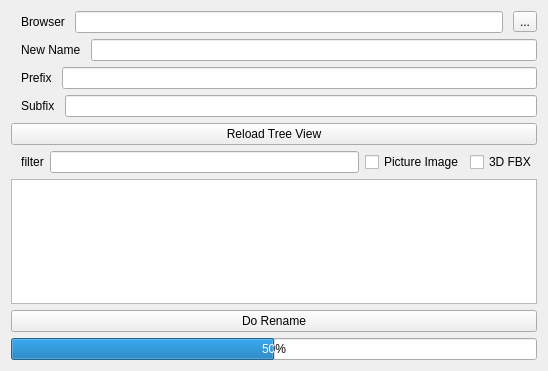
This is leerenametool.ui in leetdvn/leeAppRename as Qt 5 draws it before an edit. The edited form follows.
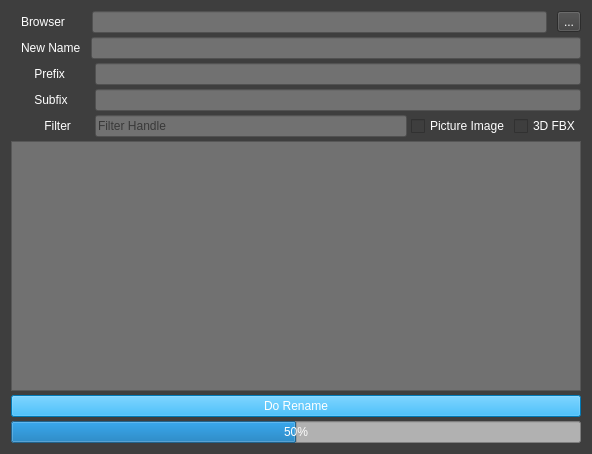
This is the edited form. Icons and pictures are not drawn.

```diff
--- a/leerenametool.ui
+++ b/leerenametool.ui
@@ -6,8 +6,8 @@
    <rect>
     <x>0</x>
     <y>0</y>
-    <width>548</width>
-    <height>371</height>
+    <width>592</width>
+    <height>454</height>
    </rect>
   </property>
   <property name="windowTitle">
@@ -17,9 +17,18 @@
    <iconset>
     <normaloff>../../../Downloads/avatar.jpg</normaloff>../../../Downloads/avatar.jpg</iconset>
   </property>
+  <property name="autoFillBackground">
+   <bool>false</bool>
+  </property>
+  <property name="styleSheet">
+   <string notr="true">background-color: rgb(62, 62, 62);</string>
+  </property>
   <layout class="QGridLayout" name="gridLayout">
-   <item row="0" column="0">
-    <layout class="QVBoxLayout" name="verticalLayout">
+   <item row="0" column="0" rowspan="2" colspan="2">
+    <layout class="QVBoxLayout" name="VLayout">
+     <property name="spacing">
+      <number>4</number>
+     </property>
      <item>
       <layout class="QHBoxLayout" name="BrowserLayout" stretch="0,0,0">
        <property name="spacing">
@@ -30,8 +39,12 @@
        </property>
        <item>
         <widget class="QLabel" name="browserLabel">
+         <property name="styleSheet">
+          <string notr="true">font: 700 11pt &quot;Sitka&quot;;
+color: rgb(255, 255, 255);</string>
+         </property>
          <property name="text">
-          <string>Browser</string>
+          <string>Browser     </string>
          </property>
         </widget>
        </item>
@@ -40,10 +53,17 @@
          <property name="enabled">
           <bool>true</bool>
          </property>
+         <property name="styleSheet">
+          <string notr="true">background-color: rgb(113, 113, 113);</string>
+         </property>
         </widget>
        </item>
        <item>
         <widget class="QToolButton" name="browserButton">
+         <property name="styleSheet">
+          <string notr="true">font: 700 11pt &quot;Sitka&quot;;
+color: rgb(255, 255, 255);</string>
+         </property>
          <property name="text">
           <string>...</string>
          </property>
@@ -61,13 +81,21 @@
        </property>
        <item>
         <widget class="QLabel" name="NewnameLabel">
+         <property name="styleSheet">
+          <string notr="true">font: 700 11pt &quot;Sitka&quot;;
+color: rgb(255, 255, 255);</string>
+         </property>
          <property name="text">
           <string>New Name</string>
          </property>
         </widget>
        </item>
        <item>
-        <widget class="QLineEdit" name="NewnameEdit"/>
+        <widget class="QLineEdit" name="NewnameEdit">
+         <property name="styleSheet">
+          <string notr="true">background-color: rgb(113, 113, 113);</string>
+         </property>
+        </widget>
        </item>
       </layout>
      </item>
@@ -81,13 +109,21 @@
        </property>
        <item>
         <widget class="QLabel" name="prefixLabel">
+         <property name="styleSheet">
+          <string notr="true">font: 700 11pt &quot;Sitka&quot;;
+color: rgb(255, 255, 255);</string>
+         </property>
          <property name="text">
-          <string>Prefix</string>
+          <string>    Prefix      </string>
          </property>
         </widget>
        </item>
        <item>
-        <widget class="QLineEdit" name="prefixEdit"/>
+        <widget class="QLineEdit" name="prefixEdit">
+         <property name="styleSheet">
+          <string notr="true">background-color: rgb(113, 113, 113);</string>
+         </property>
+        </widget>
        </item>
       </layout>
      </item>
@@ -101,23 +137,24 @@
        </property>
        <item>
         <widget class="QLabel" name="SuffixLabel">
+         <property name="styleSheet">
+          <string notr="true">font: 700 11pt &quot;Sitka&quot;;
+color: rgb(255, 255, 255);</string>
+         </property>
          <property name="text">
-          <string>Subfix</string>
+          <string>    Subfix     </string>
          </property>
         </widget>
        </item>
        <item>
-        <widget class="QLineEdit" name="SuffixEdit"/>
+        <widget class="QLineEdit" name="SuffixEdit">
+         <property name="styleSheet">
+          <string notr="true">background-color: rgb(113, 113, 113);</string>
+         </property>
+        </widget>
        </item>
       </layout>
      </item>
-     <item>
-      <widget class="QPushButton" name="ReloadTree">
-       <property name="text">
-        <string>Reload Tree View</string>
-       </property>
-      </widget>
-     </item>
      <item>
       <layout class="QHBoxLayout" name="FilterLayout">
        <property name="leftMargin">
@@ -125,8 +162,12 @@
        </property>
        <item>
         <widget class="QLabel" name="FilterLabel">
+         <property name="styleSheet">
+          <string notr="true">font: 700 11pt &quot;Sitka&quot;;
+color: rgb(255, 255, 255);</string>
+         </property>
          <property name="text">
-          <string>filter</string>
+          <string>       Filter      </string>
          </property>
          <property name="alignment">
           <set>Qt::AlignCenter</set>
@@ -134,10 +175,23 @@
         </widget>
        </item>
        <item>
-        <widget class="QLineEdit" name="FilterEdit"/>
+        <widget class="QLineEdit" name="FilterEdit">
+         <property name="styleSheet">
+          <string notr="true">background-color: rgb(113, 113, 113);
+border-color: rgb(89, 89, 89);
+</string>
+         </property>
+         <property name="placeholderText">
+          <string>Filter Handle</string>
+         </property>
+        </widget>
        </item>
        <item>
         <widget class="QCheckBox" name="FilterImage">
+         <property name="styleSheet">
+          <string notr="true">font: 700 11pt &quot;Sitka&quot;;
+color: rgb(255, 255, 255);</string>
+         </property>
          <property name="text">
           <string>Picture Image</string>
          </property>
@@ -148,6 +202,10 @@
        </item>
        <item>
         <widget class="QCheckBox" name="FilterFBX">
+         <property name="styleSheet">
+          <string notr="true">font: 700 11pt &quot;Sitka&quot;;
+color: rgb(255, 255, 255);</string>
+         </property>
          <property name="text">
           <string>3D FBX</string>
          </property>
@@ -160,27 +218,46 @@
        <property name="acceptDrops">
         <bool>true</bool>
        </property>
+       <property name="styleSheet">
+        <string notr="true">background-color: rgb(113, 113, 113);</string>
+       </property>
        <attribute name="headerDefaultSectionSize">
         <number>99</number>
        </attribute>
       </widget>
      </item>
+     <item>
+      <widget class="QPushButton" name="DoRename">
+       <property name="styleSheet">
+        <string notr="true">font: 700 11pt &quot;Sitka&quot;;
+color: rgb(255, 255, 255);
+background-color: rgb(0, 170, 255);</string>
+       </property>
+       <property name="text">
+        <string>Do Rename</string>
+       </property>
+      </widget>
+     </item>
+     <item>
+      <widget class="QProgressBar" name="progressBar">
+       <property name="autoFillBackground">
+        <bool>false</bool>
+       </property>
+       <property name="styleSheet">
+        <string notr="true">font: 700 11pt &quot;Sitka&quot;;
+color: rgb(255, 255, 255);
+background-color: rgb(177, 177, 177);</string>
+       </property>
+       <property name="value">
+        <number>50</number>
+       </property>
+       <property name="alignment">
+        <set>Qt::AlignCenter</set>
+       </property>
+      </widget>
+     </item>
     </layout>
    </item>
-   <item row="2" column="0">
-    <widget class="QProgressBar" name="progressBar">
-     <property name="value">
-      <number>50</number>
-     </property>
-    </widget>
-   </item>
-   <item row="1" column="0">
-    <widget class="QPushButton" name="DoRename">
-     <property name="text">
-      <string>Do Rename</string>
-     </property>
-    </widget>
-   </item>
   </layout>
  </widget>
  <resources/>
```
